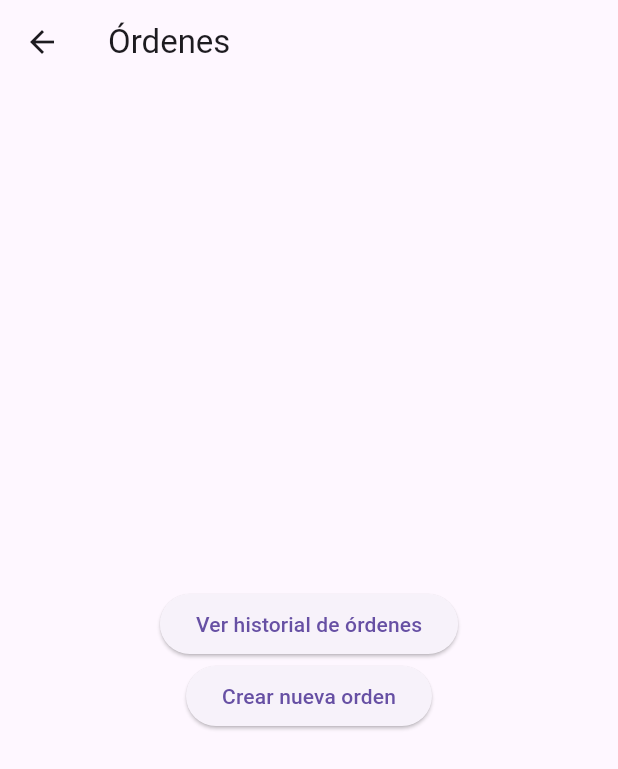
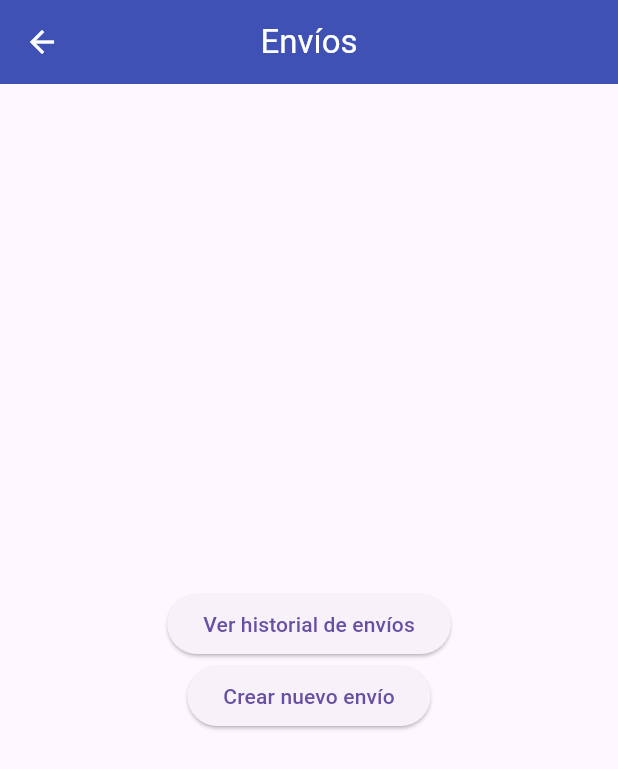
Before and after one commit to marCRACK29/Frontend-Flutter, a Flutter app: the OrdersHomeView screen opened by its route, on a phone screen of 412 x 824 dp. Shown: the top 769 px of the screen. Run offline on Flutter 3.47's test engine with Material 3 defaults, Android fonts, the phone set to English and light mode, and no system bars; our stand-ins replace dio, flutter_dotenv, flutter_map, flutter_secure_storage, latlong2, location and 1 more; missing offline and left inert: flutter_map_cancellable_tile_provider, flutter_map_location_marker, flutter_polyline_points; accounts and stored records are empty.

Commit message:
cambios interfaz

```diff
--- a/lib/features/orders/views/orders_home_view.dart
+++ b/lib/features/orders/views/orders_home_view.dart
@@ -18,11 +18,6 @@ class _OrdersHomeViewState extends State<OrdersHomeView> {
   try {
     String usuarioId = '21.595.452-3'; // Reemplaza con el usuario logueado
     final envios = await envioService.obtenerEnviosPorUsuario(usuarioId);
-
-    print("Envios recibidos:");
-    for (var envio in envios) {
-      print(envio);
-    }
     if (!mounted) return; // Verifica que el widget esté montado
 
     Navigator.push(
@@ -32,7 +27,6 @@ class _OrdersHomeViewState extends State<OrdersHomeView> {
       ),
     );
   } catch (e) {
-    print("Error al obtener historial: $e");
     ScaffoldMessenger.of(context).showSnackBar(
       SnackBar(content: Text('Error: $e')),
     );
@@ -42,14 +36,23 @@ class _OrdersHomeViewState extends State<OrdersHomeView> {
   @override
   Widget build(BuildContext context) {
     return Scaffold(
-      appBar: AppBar(title: const Text("Órdenes")),
+      appBar: AppBar(
+        backgroundColor: Colors.indigo,
+        centerTitle: true,
+        title: const Text(
+          "Envíos",
+          style: TextStyle(color: Colors.white),
+        ),
+        iconTheme: const IconThemeData(color: Colors.white),
+      ),
+
       body: Center(
         child: Column(
           mainAxisAlignment: MainAxisAlignment.center,
           children: [
             ElevatedButton(
               onPressed: _verHistorial,
-              child: const Text("Ver historial de órdenes"),
+              child: const Text("Ver historial de envíos"),
             ),
             ElevatedButton(
               onPressed: () {
@@ -58,7 +61,7 @@ class _OrdersHomeViewState extends State<OrdersHomeView> {
                   MaterialPageRoute(builder: (context) => const CrearEnvioScreen()),
                 );
               },
-              child: const Text("Crear nueva orden"),
+              child: const Text("Crear nuevo envío"),
             ),
           ],
         ),
--- a/lib/main.dart
+++ b/lib/main.dart
@@ -63,7 +63,7 @@ class HomeScreen extends StatelessWidget {
               onPressed: () {
                 Navigator.pushReplacementNamed(context, '/orders');
               },
-              child: const Text('Órdenes'),
+              child: const Text('Envíos'),
             ),
           ],
         ),
```
Also changed, not shown: lib/features/orders/views/crear_envio_view.dart (+9 -2 lines), lib/features/orders/views/historial_envios_view.dart (+9 -1 lines).
